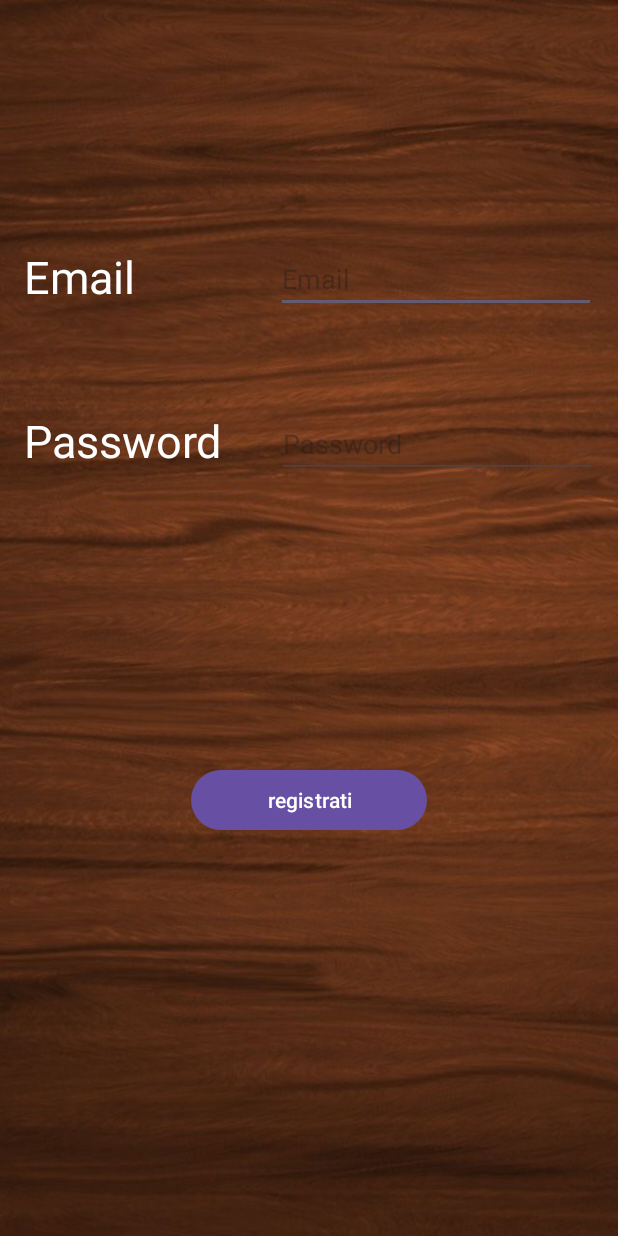
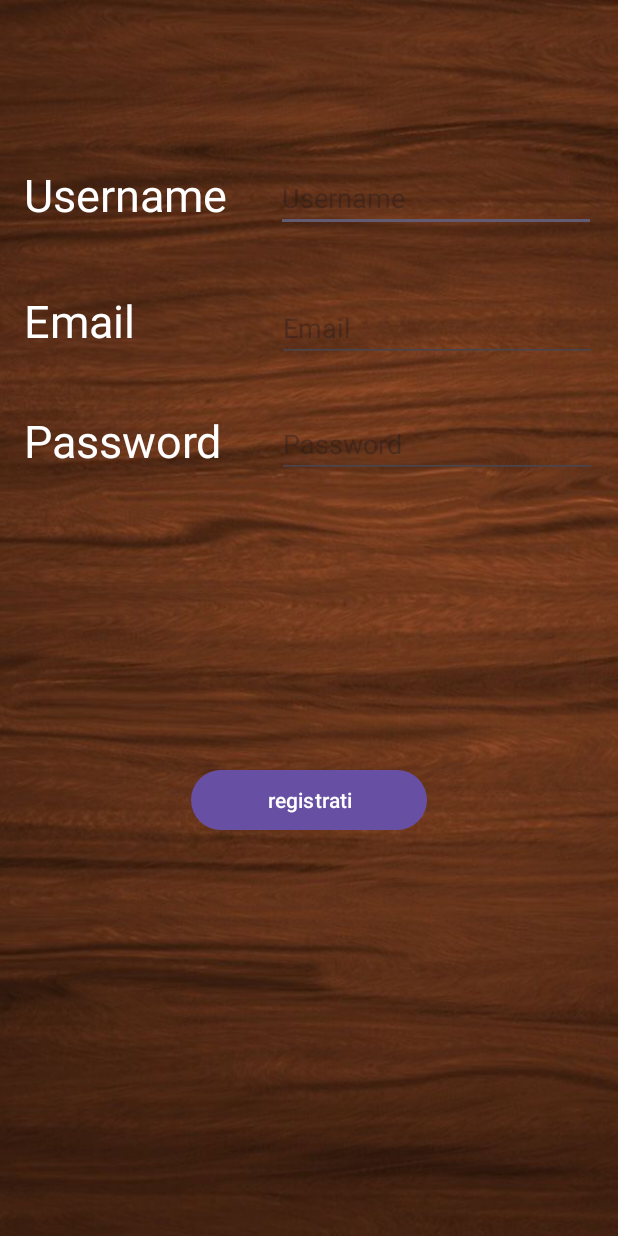
Before and after one commit to giorgiamatteucci/rubamazzo1, an Android app: the screen it shows after launch (RegistrazioneActivity), after a tap on "registrati", on a phone screen of 412 x 824 dp. Run offline under Robolectric (Android 15) with nearby library versions, the phone set to English and light mode, and no system bars; our stand-ins replace Firebase (no records; nobody signed in at launch, a user with empty details on screens opened directly).

Commit message:
problema Firebase db

```diff
--- a/app/src/main/java/com/example/rubamazzo/MainActivity.java
+++ b/app/src/main/java/com/example/rubamazzo/MainActivity.java
@@ -51,11 +51,6 @@ public class MainActivity extends AppCompatActivity {
             //Intent i = new Intent(MainActivity.this, ActivityGiocoClient.class); //PROVA POI DA ELIMINARE
             Intent i = new Intent(MainActivity.this, RegistrazioneActivity.class);
             startActivity(i);
-
-            // PROVA DATABASE
-            /*FirebaseDatabase database = FirebaseDatabase.getInstance();
-            DatabaseReference myRef = database.getReference("message");
-            myRef.setValue("Hello, World!");*/
         });
 
         btnAccedi.setOnClickListener(v -> {
--- a/app/src/main/java/com/example/rubamazzo/RegistrazioneActivity.java
+++ b/app/src/main/java/com/example/rubamazzo/RegistrazioneActivity.java
@@ -16,11 +16,13 @@ import com.google.android.gms.tasks.Task;
 import com.google.firebase.auth.AuthResult;
 import com.google.firebase.auth.FirebaseAuth;
 import com.google.firebase.auth.FirebaseUser;
+import com.google.firebase.database.DatabaseReference;
+import com.google.firebase.database.FirebaseDatabase;
 
 
 public class RegistrazioneActivity extends AppCompatActivity {
 
-    EditText etEmail, etPassword;//EditText etNome, etCognome, etEmail, etPassword;
+    EditText etEmail, etPassword, etUsername;
     Button btnRegistrati;
     FirebaseAuth mAuth;
 
@@ -30,8 +32,7 @@ public class RegistrazioneActivity extends AppCompatActivity {
         setContentView(R.layout.activity_registrazione);
 
         mAuth = FirebaseAuth.getInstance();
-        //etNome = findViewById(R.id.etNome);
-        //etCognome = findViewById(R.id.etCognome);
+        etUsername = findViewById(R.id.etUsername);
         etEmail = findViewById(R.id.etEmailRegistrazione);
         etPassword = findViewById(R.id.etPasswordRegistrati);
 
@@ -41,9 +42,10 @@ public class RegistrazioneActivity extends AppCompatActivity {
             @Override
             public void onClick(View view) {
 
-                String email, password;
+                String email, password, username;
                 email = String.valueOf(etEmail.getText());
                 password = String.valueOf(etPassword.getText());
+                username = String.valueOf(etUsername.getText());
 
                 if(TextUtils.isEmpty(email)){
                     Toast.makeText(RegistrazioneActivity.this, "Inserisci email", Toast.LENGTH_SHORT).show();
@@ -53,6 +55,10 @@ public class RegistrazioneActivity extends AppCompatActivity {
                     Toast.makeText(RegistrazioneActivity.this, "Inserisci password", Toast.LENGTH_SHORT).show();
                     return;
                 }
+                if(TextUtils.isEmpty(username)){
+                    Toast.makeText(RegistrazioneActivity.this, "Inserisci username", Toast.LENGTH_SHORT).show();
+                    return;
+                }
 
                 mAuth.createUserWithEmailAndPassword(email, password)
                         .addOnCompleteListener(new OnCompleteListener<AuthResult>() {
@@ -60,6 +66,8 @@ public class RegistrazioneActivity extends AppCompatActivity {
                             public void onComplete(@NonNull Task<AuthResult> task) {
                                 if (task.isSuccessful()) {
                                     //creare e registrare su db l'account creato
+                                    FirebaseDatabase.getInstance().getReference("Giocatore/"+FirebaseAuth.getInstance().getCurrentUser().getUid()).setValue(new Giocatore(username, email, password));
+
                                     Toast.makeText(RegistrazioneActivity.this, "Autenticazione creata.", Toast.LENGTH_SHORT).show();
                                     Intent i = new Intent(getApplicationContext() , EntraActivity.class);
                                     startActivity(i);//poi andando in EntraActivity saremo subito rindirizzati a MenuActivity
--- a/app/src/main/res/layout/activity_menu.xml
+++ b/app/src/main/res/layout/activity_menu.xml
@@ -54,7 +54,7 @@
         app:layout_constraintTop_toBottomOf="@+id/btnClassifica" />
 
     <TextView
-        android:id="@+id/textViewEmail"
+        android:id="@+id/tvUser"
         android:textColor="@android:color/white"
         android:textStyle="bold"
         android:textSize="20sp"
--- a/app/src/main/res/layout/activity_registrazione.xml
+++ b/app/src/main/res/layout/activity_registrazione.xml
@@ -5,6 +5,35 @@
     android:layout_width="match_parent"
     android:layout_height="match_parent"
     android:background="@drawable/sfondo">
+
+    <EditText
+        android:id="@+id/etUsername"
+        android:layout_width="wrap_content"
+        android:layout_height="wrap_content"
+        android:ems="10"
+        android:hint="Username"
+        android:inputType="text"
+        android:textColor="@color/white"
+        app:layout_constraintBottom_toBottomOf="parent"
+        app:layout_constraintEnd_toEndOf="parent"
+        app:layout_constraintHorizontal_bias="0.483"
+        app:layout_constraintStart_toEndOf="@+id/tvUsername"
+        app:layout_constraintTop_toTopOf="@+id/guideline2"
+        app:layout_constraintVertical_bias="0.055" />
+
+    <TextView
+        android:id="@+id/tvUsername"
+        android:layout_width="154dp"
+        android:layout_height="47dp"
+        android:text="Username"
+        android:textColor="@color/white"
+        android:textSize="30sp"
+        app:layout_constraintBottom_toBottomOf="parent"
+        app:layout_constraintEnd_toEndOf="parent"
+        app:layout_constraintHorizontal_bias="0.062"
+        app:layout_constraintStart_toStartOf="parent"
+        app:layout_constraintTop_toTopOf="@+id/guideline2"
+        app:layout_constraintVertical_bias="0.055" />
 
     <TextView
         android:id="@+id/tvEmailRegistrati"
@@ -18,7 +47,7 @@
         app:layout_constraintHorizontal_bias="0.062"
         app:layout_constraintStart_toStartOf="parent"
         app:layout_constraintTop_toTopOf="@+id/guideline2"
-        app:layout_constraintVertical_bias="0.132" />
+        app:layout_constraintVertical_bias="0.174" />
 
     <TextView
         android:id="@+id/tvPasswordRegistrati"
@@ -54,18 +83,18 @@
 
     <EditText
         android:id="@+id/etEmailRegistrazione"
-        android:hint="Email"
-        android:textColor="@color/white"
         android:layout_width="wrap_content"
         android:layout_height="wrap_content"
         android:ems="10"
+        android:hint="Email"
         android:inputType="textEmailAddress"
+        android:textColor="@color/white"
         app:layout_constraintBottom_toBottomOf="parent"
         app:layout_constraintEnd_toEndOf="parent"
-        app:layout_constraintHorizontal_bias="0.483"
+        app:layout_constraintHorizontal_bias="0.516"
         app:layout_constraintStart_toEndOf="@+id/tvEmailRegistrati"
         app:layout_constraintTop_toTopOf="@+id/guideline2"
-        app:layout_constraintVertical_bias="0.131" />
+        app:layout_constraintVertical_bias="0.177" />
 
     <EditText
         android:id="@+id/etPasswordRegistrati"
```
Also changed, not shown: app/src/main/java/com/example/rubamazzo/ActivityClassifica.java (+35 -20 lines), app/src/main/java/com/example/rubamazzo/ActivityGiocoServer.java (+17 -1 lines), app/src/main/java/com/example/rubamazzo/AttesaActivity.java (+4 -8 lines), app/src/main/java/com/example/rubamazzo/Giocatore.java (+6 -10 lines), app/src/main/java/com/example/rubamazzo/MenuActivity.java (+8 -10 lines), app/src/main/res/layout/activity_classifica.xml (+15 -0 lines).
